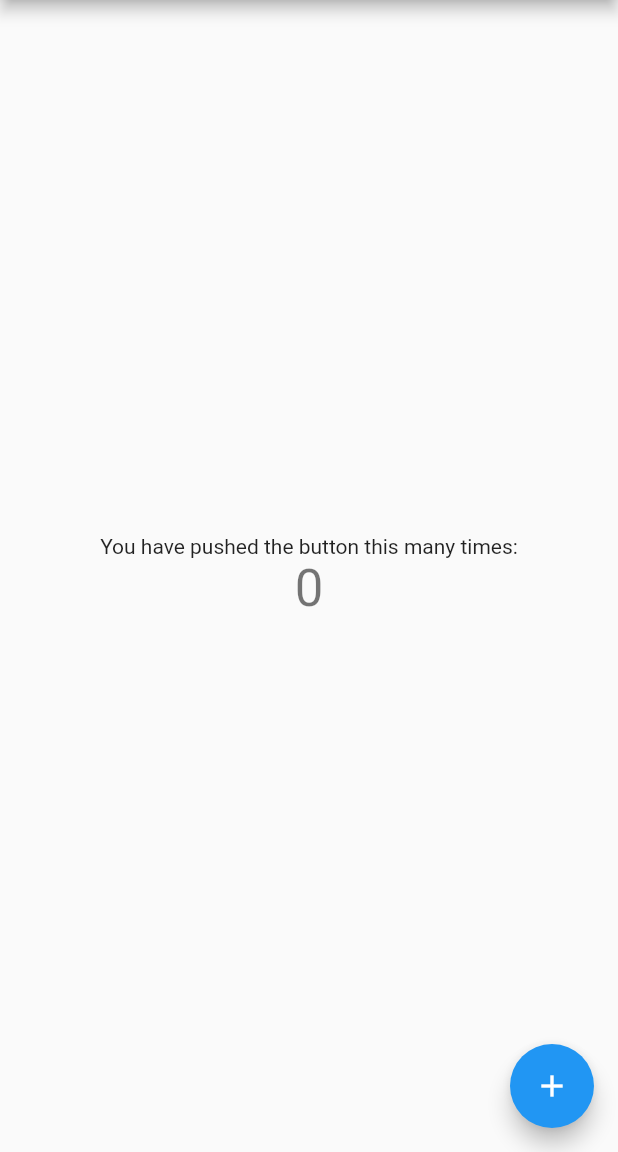
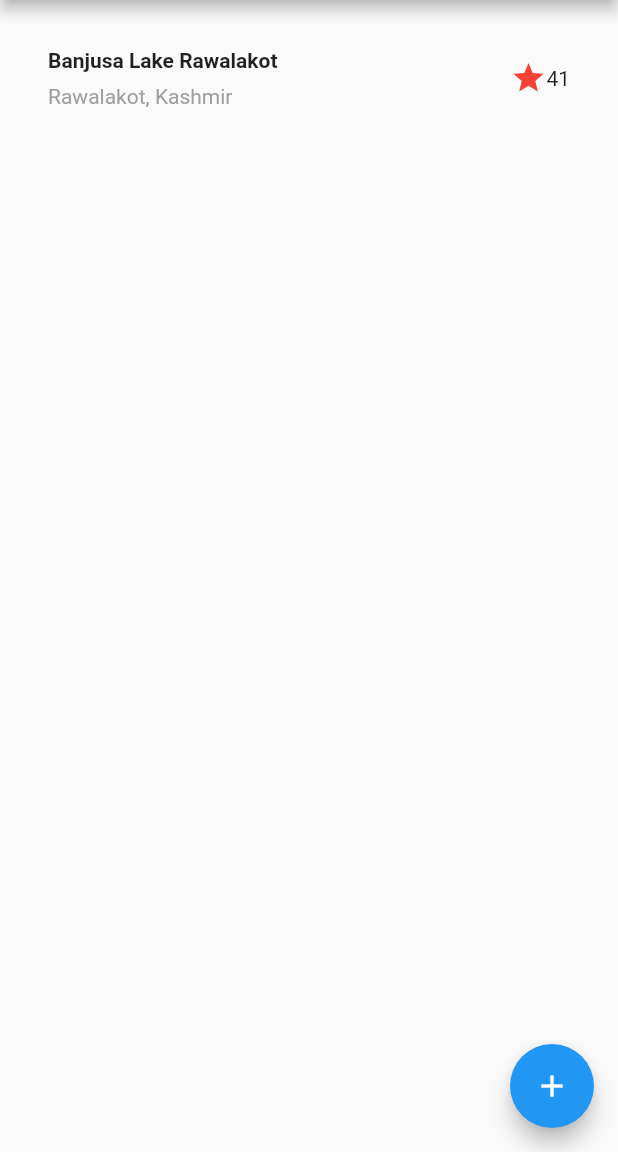
Before and after one commit to ameernormie/flutter-layout, a Flutter app: the screen it shows after launch, on a phone screen of 412 x 824 dp, the part 84-1236 px from its top. Run offline on Flutter 3.47's test engine with Material 2 defaults, Android fonts, the phone set to English and light mode, and no system bars.

Commit message:
chore: add title section layout

```diff
--- a/lib/main.dart
+++ b/lib/main.dart
@@ -4,10 +4,11 @@ void main() => runApp(MyApp());
 
 class MyApp extends StatelessWidget {
   // This widget is the root of your application.
+
   @override
   Widget build(BuildContext context) {
     return MaterialApp(
-      title: 'Flutter Demo',
+      title: 'Flutter Layout Demo',
       theme: ThemeData(
         // This is the theme of your application.
         //
@@ -57,6 +58,34 @@ class _MyHomePageState extends State<MyHomePage> {
     });
   }
 
+  Widget titleSection = Container(
+    padding: const EdgeInsets.all(32),
+    child: Row(
+      children: <Widget>[
+        Expanded(
+          child: Column(
+            crossAxisAlignment: CrossAxisAlignment.start,
+            children: <Widget>[
+              Container(
+                padding: const EdgeInsets.only(bottom: 8),
+                child: Text(
+                  'Banjusa Lake Rawalakot',
+                  style: TextStyle(
+                    fontWeight: FontWeight.bold,
+                  ),
+                ),
+              ),
+              Text('Rawalakot, Kashmir',
+                  style: TextStyle(color: Colors.grey[500]))
+            ],
+          ),
+        ),
+        Icon(Icons.star, color: Colors.red[500]),
+        Text('41'),
+      ],
+    ),
+  );
+
   @override
   Widget build(BuildContext context) {
     // This method is rerun every time setState is called, for instance as done
@@ -89,16 +118,7 @@ class _MyHomePageState extends State<MyHomePage> {
           // center the children vertically; the main axis here is the vertical
           // axis because Columns are vertical (the cross axis would be
           // horizontal).
-          mainAxisAlignment: MainAxisAlignment.center,
-          children: <Widget>[
-            Text(
-              'You have pushed the button this many times:',
-            ),
-            Text(
-              '$_counter',
-              style: Theme.of(context).textTheme.display1,
-            ),
-          ],
+          children: <Widget>[titleSection],
         ),
       ),
       floatingActionButton: FloatingActionButton(
```
